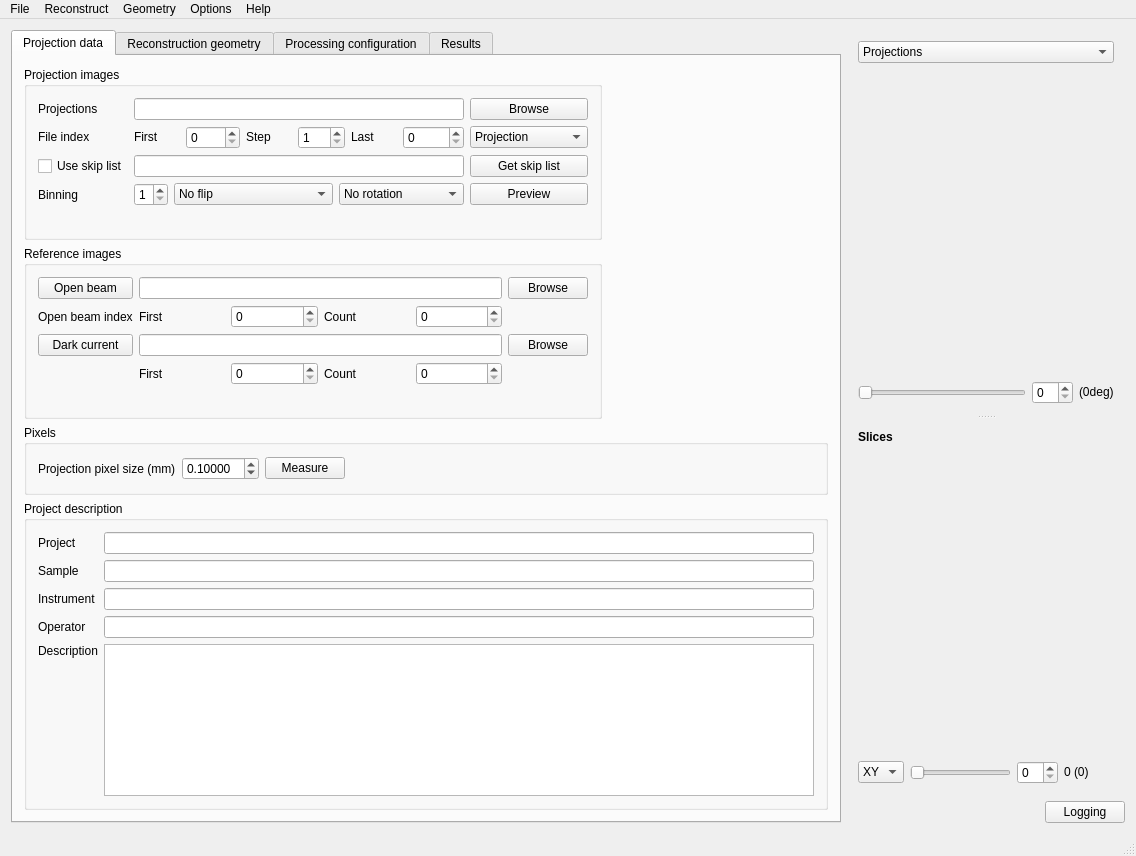
neutronimaging/imagingsuite, file applications/muhrec/src/muhrecmainwindow.ui: the form before one commit.
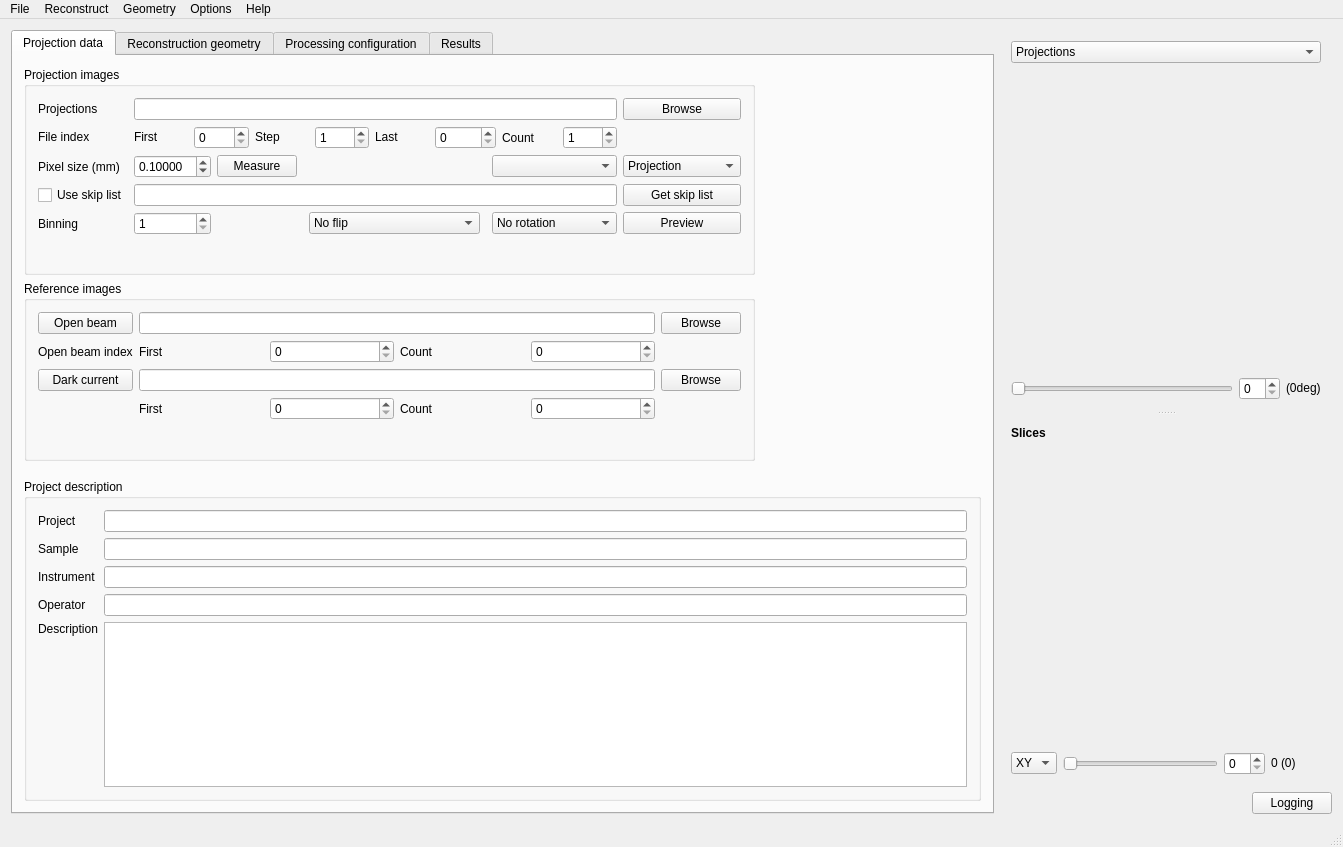
The form after the commit. Custom widgets are drawn as their Qt base class.

```diff
--- a/applications/muhrec/src/muhrecmainwindow.ui
+++ b/applications/muhrec/src/muhrecmainwindow.ui
@@ -6,8 +6,8 @@
    <rect>
     <x>0</x>
     <y>0</y>
-    <width>1128</width>
-    <height>856</height>
+    <width>1343</width>
+    <height>847</height>
    </rect>
   </property>
   <property name="windowTitle">
@@ -68,7 +68,200 @@
                <string>Projection images</string>
               </property>
               <layout class="QGridLayout" name="gridLayout_2">
-               <item row="1" column="2" colspan="3">
+               <item row="2" column="3">
+                <widget class="QPushButton" name="pushButton_measurePixelSize">
+                 <property name="toolTip">
+                  <string>A tool to estimate the pixel size. &lt;br /&gt;Requires an image of an object with known dimensions.</string>
+                 </property>
+                 <property name="text">
+                  <string>Measure</string>
+                 </property>
+                </widget>
+               </item>
+               <item row="2" column="8">
+                <widget class="QComboBox" name="comboProjectionStyle">
+                 <property name="toolTip">
+                  <string>Data representation in the images</string>
+                 </property>
+                 <property name="whatsThis">
+                  <string/>
+                 </property>
+                 <property name="styleSheet">
+                  <string notr="true"/>
+                 </property>
+                 <item>
+                  <property name="text">
+                   <string>Projection</string>
+                  </property>
+                 </item>
+                 <item>
+                  <property name="text">
+                   <string>Sinogram</string>
+                  </property>
+                 </item>
+                 <item>
+                  <property name="text">
+                   <string>Same projection</string>
+                  </property>
+                 </item>
+                 <item>
+                  <property name="text">
+                   <string>Same slice</string>
+                  </property>
+                 </item>
+                </widget>
+               </item>
+               <item row="5" column="2">
+                <widget class="QSpinBox" name="spinProjectionBinning">
+                 <property name="toolTip">
+                  <string>Binning factor of the projections</string>
+                 </property>
+                 <property name="whatsThis">
+                  <string/>
+                 </property>
+                 <property name="styleSheet">
+                  <string notr="true"/>
+                 </property>
+                 <property name="minimum">
+                  <number>1</number>
+                 </property>
+                 <property name="maximum">
+                  <number>8</number>
+                 </property>
+                </widget>
+               </item>
+               <item row="5" column="5">
+                <widget class="QComboBox" name="comboFlipProjection">
+                 <property name="toolTip">
+                  <string>Mirror the projection in different directions</string>
+                 </property>
+                 <property name="whatsThis">
+                  <string/>
+                 </property>
+                 <property name="styleSheet">
+                  <string notr="true"/>
+                 </property>
+                 <item>
+                  <property name="text">
+                   <string>No flip</string>
+                  </property>
+                 </item>
+                 <item>
+                  <property name="text">
+                   <string>Horizontal flip</string>
+                  </property>
+                 </item>
+                 <item>
+                  <property name="text">
+                   <string>Vertical flip</string>
+                  </property>
+                 </item>
+                 <item>
+                  <property name="text">
+                   <string>Horizontal and vertical flip</string>
+                  </property>
+                 </item>
+                </widget>
+               </item>
+               <item row="4" column="8">
+                <widget class="QPushButton" name="buttonGetSkipList">
+                 <property name="toolTip">
+                  <string>Find the retake images in the projection data set</string>
+                 </property>
+                 <property name="whatsThis">
+                  <string/>
+                 </property>
+                 <property name="styleSheet">
+                  <string notr="true"/>
+                 </property>
+                 <property name="text">
+                  <string>Get skip list</string>
+                 </property>
+                </widget>
+               </item>
+               <item row="5" column="7">
+                <widget class="QComboBox" name="comboRotateProjection">
+                 <property name="toolTip">
+                  <string>Rotate the projection</string>
+                 </property>
+                 <property name="whatsThis">
+                  <string/>
+                 </property>
+                 <property name="styleSheet">
+                  <string notr="true"/>
+                 </property>
+                 <item>
+                  <property name="text">
+                   <string>No rotation</string>
+                  </property>
+                 </item>
+                 <item>
+                  <property name="text">
+                   <string>90 degrees CW</string>
+                  </property>
+                 </item>
+                 <item>
+                  <property name="text">
+                   <string>180 degrees CW</string>
+                  </property>
+                 </item>
+                 <item>
+                  <property name="text">
+                   <string>90 degrees CCW</string>
+                  </property>
+                 </item>
+                </widget>
+               </item>
+               <item row="0" column="2" colspan="6">
+                <widget class="QLineEdit" name="editProjectionMask">
+                 <property name="toolTip">
+                  <string>File mask of the projection images (Format: file_####.ext)</string>
+                 </property>
+                 <property name="whatsThis">
+                  <string/>
+                 </property>
+                 <property name="styleSheet">
+                  <string notr="true"/>
+                 </property>
+                </widget>
+               </item>
+               <item row="2" column="0">
+                <widget class="QLabel" name="label_37">
+                 <property name="styleSheet">
+                  <string notr="true"/>
+                 </property>
+                 <property name="text">
+                  <string>Pixel size (mm)</string>
+                 </property>
+                 <property name="buddy">
+                  <cstring>dspinResolution</cstring>
+                 </property>
+                </widget>
+               </item>
+               <item row="4" column="2" colspan="6">
+                <widget class="QLineEdit" name="editProjectionSkipList">
+                 <property name="toolTip">
+                  <string>Space separated list of projection indices to skip from the projection data. Retake removal.</string>
+                 </property>
+                 <property name="styleSheet">
+                  <string notr="true"/>
+                 </property>
+                </widget>
+               </item>
+               <item row="5" column="0">
+                <widget class="QLabel" name="label_10">
+                 <property name="styleSheet">
+                  <string notr="true"/>
+                 </property>
+                 <property name="text">
+                  <string>Binning</string>
+                 </property>
+                 <property name="buddy">
+                  <cstring>spinProjectionBinning</cstring>
+                 </property>
+                </widget>
+               </item>
+               <item row="1" column="2" colspan="6">
                 <layout class="QHBoxLayout" name="layoutFileIndex">
                  <item>
                   <widget class="QLabel" name="label_11">
@@ -178,10 +371,56 @@
                    </property>
                   </widget>
                  </item>
+                 <item>
+                  <widget class="QLabel" name="label_9">
+                   <property name="text">
+                    <string>Count</string>
+                   </property>
+                  </widget>
+                 </item>
+                 <item>
+                  <widget class="QSpinBox" name="spinBox_projPerView">
+                   <property name="minimum">
+                    <number>1</number>
+                   </property>
+                  </widget>
+                 </item>
                 </layout>
                </item>
-               <item row="3" column="4">
-                <widget class="QComboBox" name="comboRotateProjection">
+               <item row="0" column="0">
+                <widget class="QLabel" name="label_6">
+                 <property name="styleSheet">
+                  <string notr="true"/>
+                 </property>
+                 <property name="text">
+                  <string>Projections</string>
+                 </property>
+                 <property name="buddy">
+                  <cstring>editProjectionMask</cstring>
+                 </property>
+                </widget>
+               </item>
+               <item row="6" column="5">
+                <spacer name="verticalSpacer_5">
+                 <property name="orientation">
+                  <enum>Qt::Vertical</enum>
+                 </property>
+                 <property name="sizeHint" stdset="0">
+                  <size>
+                   <width>20</width>
+                   <height>40</height>
+                  </size>
+                 </property>
+                </spacer>
+               </item>
+               <item row="2" column="2">
+                <widget class="QDoubleSpinBox" name="dspinResolution">
+                 <property name="sizePolicy">
+                  <sizepolicy hsizetype="Maximum" vsizetype="Fixed">
+                   <horstretch>0</horstretch>
+                   <verstretch>0</verstretch>
+                  </sizepolicy>
+                 </property>
                  <property name="toolTip">
                   <string>Rotate the projection</string>
                  </property>
@@ -191,26 +430,18 @@
                  <property name="styleSheet">
                   <string notr="true"/>
                  </property>
-                 <item>
-                  <property name="text">
-                   <string>No rotation</string>
-                  </property>
-                 </item>
-                 <item>
-                  <property name="text">
-                   <string>90 degrees CW</string>
-                  </property>
-                 </item>
-                 <item>
-                  <property name="text">
-                   <string>180 degrees CW</string>
-                  </property>
-                 </item>
-                 <item>
-                  <property name="text">
-                   <string>90 degrees CCW</string>
-                  </property>
-                 </item>
+                 <property name="decimals">
+                  <number>5</number>
+                 </property>
+                 <property name="maximum">
+                  <double>10.000000000000000</double>
+                 </property>
+                 <property name="singleStep">
+                  <double>0.010000000000000</double>
+                 </property>
+                 <property name="value">
+                  <double>0.100000000000000</double>
+                 </property>
                 </widget>
                </item>
                <item row="1" column="0">
@@ -229,7 +460,7 @@
                  </property>
                 </widget>
                </item>
-               <item row="3" column="5">
+               <item row="5" column="8">
                 <widget class="QPushButton" name="buttonPreview">
                  <property name="toolTip">
                   <string>Preview the projection</string>
@@ -248,20 +479,7 @@
                  </property>
                 </widget>
                </item>
-               <item row="4" column="3">
-                <spacer name="verticalSpacer_5">
-                 <property name="orientation">
-                  <enum>Qt::Vertical</enum>
-                 </property>
-                 <property name="sizeHint" stdset="0">
-                  <size>
-                   <width>20</width>
-                   <height>40</height>
-                  </size>
-                 </property>
-                </spacer>
-               </item>
-               <item row="0" column="5">
+               <item row="0" column="8">
                 <widget class="QPushButton" name="buttonProjectionPath">
                  <property name="toolTip">
                   <string>Browse for the projection path</string>
@@ -277,157 +495,7 @@
                  </property>
                 </widget>
                </item>
-               <item row="3" column="2">
-                <widget class="QSpinBox" name="spinProjectionBinning">
-                 <property name="toolTip">
-                  <string>Binning factor of the projections</string>
-                 </property>
-                 <property name="whatsThis">
-                  <string/>
-                 </property>
-                 <property name="styleSheet">
-                  <string notr="true"/>
-                 </property>
-                 <property name="minimum">
-                  <number>1</number>
-                 </property>
-                 <property name="maximum">
-                  <number>8</number>
-                 </property>
-                </widget>
-               </item>
-               <item row="3" column="0">
-                <widget class="QLabel" name="label_10">
-                 <property name="styleSheet">
-                  <string notr="true"/>
-                 </property>
-                 <property name="text">
-                  <string>Binning</string>
-                 </property>
-                 <property name="buddy">
-                  <cstring>spinProjectionBinning</cstring>
-                 </property>
-                </widget>
-               </item>
-               <item row="0" column="0">
-                <widget class="QLabel" name="label_6">
-                 <property name="styleSheet">
-                  <string notr="true"/>
-                 </property>
-                 <property name="text">
-                  <string>Projections</string>
-                 </property>
-                 <property name="buddy">
-                  <cstring>editProjectionMask</cstring>
-                 </property>
-                </widget>
-               </item>
-               <item row="0" column="2" colspan="3">
-                <widget class="QLineEdit" name="editProjectionMask">
-                 <property name="toolTip">
-                  <string>File mask of the projection images (Format: file_####.ext)</string>
-                 </property>
-                 <property name="whatsThis">
-                  <string/>
-                 </property>
-                 <property name="styleSheet">
-                  <string notr="true"/>
-                 </property>
-                </widget>
-               </item>
-               <item row="3" column="3">
-                <widget class="QComboBox" name="comboFlipProjection">
-                 <property name="toolTip">
-                  <string>Mirror the projection in different directions</string>
-                 </property>
-                 <property name="whatsThis">
-                  <string/>
-                 </property>
-                 <property name="styleSheet">
-                  <string notr="true"/>
-                 </property>
-                 <item>
-                  <property name="text">
-                   <string>No flip</string>
-                  </property>
-                 </item>
-                 <item>
-                  <property name="text">
-                   <string>Horizontal flip</string>
-                  </property>
-                 </item>
-                 <item>
-                  <property name="text">
-                   <string>Vertical flip</string>
-                  </property>
-                 </item>
-                 <item>
-                  <property name="text">
-                   <string>Horizontal and vertical flip</string>
-                  </property>
-                 </item>
-                </widget>
-               </item>
-               <item row="1" column="5">
-                <widget class="QComboBox" name="comboProjectionStyle">
-                 <property name="toolTip">
-                  <string>Data representation in the images</string>
-                 </property>
-                 <property name="whatsThis">
-                  <string/>
-                 </property>
-                 <property name="styleSheet">
-                  <string notr="true"/>
-                 </property>
-                 <item>
-                  <property name="text">
-                   <string>Projection</string>
-                  </property>
-                 </item>
-                 <item>
-                  <property name="text">
-                   <string>Sinogram</string>
-                  </property>
-                 </item>
-                 <item>
-                  <property name="text">
-                   <string>Same projection</string>
-                  </property>
-                 </item>
-                 <item>
-                  <property name="text">
-                   <string>Same slice</string>
-                  </property>
-                 </item>
-                </widget>
-               </item>
-               <item row="2" column="2" colspan="3">
-                <widget class="QLineEdit" name="editProjectionSkipList">
-                 <property name="toolTip">
-                  <string>Space separated list of projection indices to skip from the projection data. Retake removal.</string>
-                 </property>
-                 <property name="styleSheet">
-                  <string notr="true"/>
-                 </property>
-                </widget>
-               </item>
-               <item row="2" column="5">
-                <widget class="QPushButton" name="buttonGetSkipList">
-                 <property name="toolTip">
-                  <string>Find the retake images in the projection data set</string>
-                 </property>
-                 <property name="whatsThis">
-                  <string/>
-                 </property>
-                 <property name="styleSheet">
-                  <string notr="true"/>
-                 </property>
-                 <property name="text">
-                  <string>Get skip list</string>
-                 </property>
-                </widget>
-               </item>
-               <item row="2" column="0">
+               <item row="4" column="0">
                 <widget class="QCheckBox" name="checkBoxUseSkipList">
                  <property name="toolTip">
                   <string>The skip list allows you sort out bad projections that were retaken but remained in the image sequence.</string>
@@ -437,6 +505,9 @@
                  </property>
                 </widget>
                </item>
+               <item row="2" column="7">
+                <widget class="QComboBox" name="comboBox_projectionCominationMethod"/>
+               </item>
               </layout>
              </widget>
             </item>
@@ -718,88 +789,6 @@
           </item>
          </layout>
         </item>
-        <item>
-         <widget class="QGroupBox" name="groupBox_5">
-          <property name="minimumSize">
-           <size>
-            <width>0</width>
-            <height>70</height>
-           </size>
-          </property>
-          <property name="styleSheet">
-           <string notr="true">QGroupBox {font: bold 1.75em}</string>
-          </property>
-          <property name="title">
-           <string>Pixels</string>
-          </property>
-          <layout class="QHBoxLayout" name="horizontalLayout_9">
-           <item>
-            <widget class="QLabel" name="label_37">
-             <property name="styleSheet">
-              <string notr="true"/>
-             </property>
-             <property name="text">
-              <string>Projection pixel size (mm)</string>
-             </property>
-             <property name="buddy">
-              <cstring>dspinResolution</cstring>
-             </property>
-            </widget>
-           </item>
-           <item>
-            <widget class="QDoubleSpinBox" name="dspinResolution">
-             <property name="sizePolicy">
-              <sizepolicy hsizetype="Maximum" vsizetype="Fixed">
-               <horstretch>0</horstretch>
-               <verstretch>0</verstretch>
-              </sizepolicy>
-             </property>
-             <property name="toolTip">
-              <string>The size of the pixels is important to obtain the correct attenuation coefficients.</string>
-             </property>
-             <property name="styleSheet">
-              <string notr="true"/>
-             </property>
-             <property name="decimals">
-              <number>5</number>
-             </property>
-             <property name="maximum">
-              <double>10.000000000000000</double>
-             </property>
-             <property name="singleStep">
-              <double>0.010000000000000</double>
-             </property>
-             <property name="value">
-              <double>0.100000000000000</double>
-             </property>
-            </widget>
-           </item>
-           <item>
-            <widget class="QPushButton" name="pushButton_measurePixelSize">
-             <property name="toolTip">
-              <string>A tool to estimate the pixel size. &lt;br /&gt;Requires an image of an object with known dimensions.</string>
-             </property>
-             <property name="text">
-              <string>Measure</string>
-             </property>
-            </widget>
-           </item>
-           <item>
-            <spacer name="horizontalSpacer_4">
-             <property name="orientation">
-              <enum>Qt::Horizontal</enum>
-             </property>
-             <property name="sizeHint" stdset="0">
-              <size>
-               <width>40</width>
-               <height>20</height>
-              </size>
-             </property>
-            </spacer>
-           </item>
-          </layout>
-         </widget>
-        </item>
         <item>
          <spacer name="verticalSpacer_8">
           <property name="orientation">
@@ -2378,7 +2367,7 @@
     <rect>
      <x>0</x>
      <y>0</y>
-     <width>1128</width>
+     <width>1343</width>
      <height>22</height>
     </rect>
    </property>
```
Left out of the diff: 8 changed lines with no effect on the pictures.
